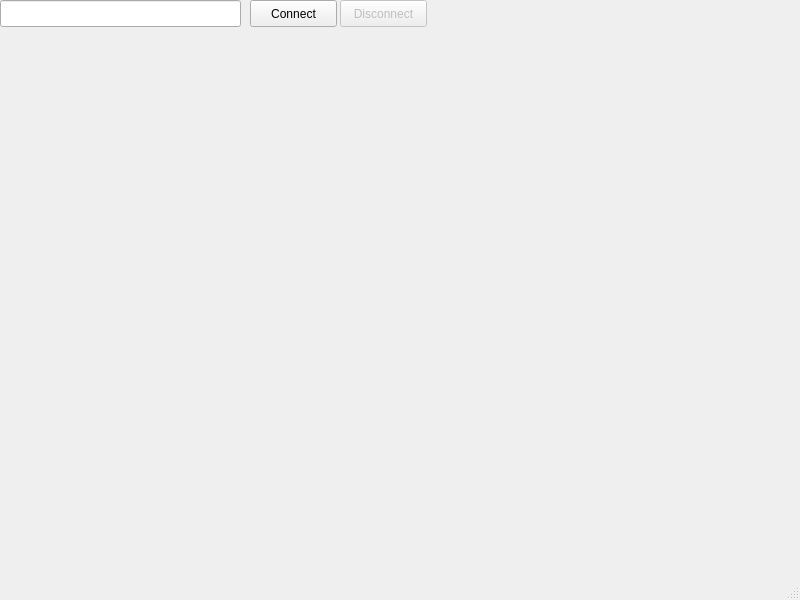
bugulo/mqtt-explorer, file src/explorer.ui: the form before one commit.
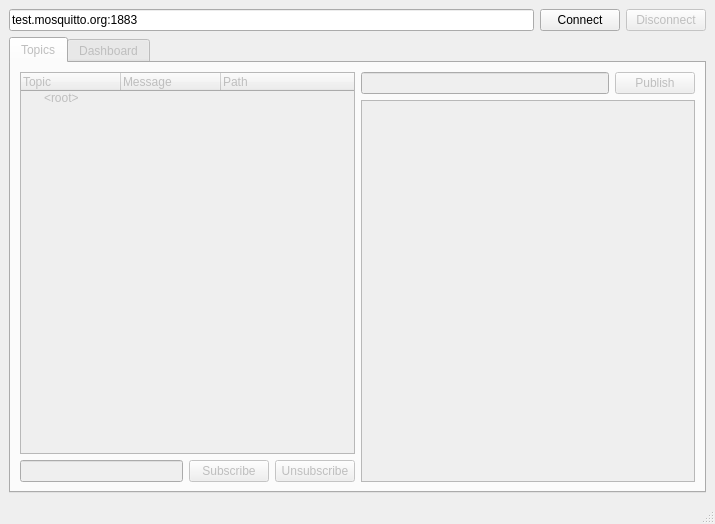
The form after the commit.

Commit message: Implement MQTT communication and simple UI

```diff
--- a/src/explorer.ui
+++ b/src/explorer.ui
@@ -6,53 +6,159 @@
    <rect>
     <x>0</x>
     <y>0</y>
-    <width>800</width>
-    <height>600</height>
+    <width>715</width>
+    <height>524</height>
    </rect>
   </property>
   <property name="windowTitle">
    <string>MainWindow</string>
   </property>
   <widget class="QWidget" name="centralwidget">
-   <widget class="QLineEdit" name="inputServerAddress">
-    <property name="geometry">
-     <rect>
-      <x>0</x>
-      <y>0</y>
-      <width>241</width>
-      <height>27</height>
-     </rect>
-    </property>
-   </widget>
-   <widget class="QPushButton" name="buttonConnect">
-    <property name="geometry">
-     <rect>
-      <x>250</x>
-      <y>0</y>
-      <width>87</width>
-      <height>27</height>
-     </rect>
-    </property>
-    <property name="text">
-     <string>Connect</string>
-    </property>
-   </widget>
-   <widget class="QPushButton" name="buttonDisconnect">
-    <property name="enabled">
-     <bool>false</bool>
-    </property>
-    <property name="geometry">
-     <rect>
-      <x>340</x>
-      <y>0</y>
-      <width>87</width>
-      <height>27</height>
-     </rect>
-    </property>
-    <property name="text">
-     <string>Disconnect</string>
-    </property>
-   </widget>
+   <layout class="QGridLayout" name="gridLayout">
+    <item row="0" column="1">
+     <layout class="QHBoxLayout" name="horizontalLayout">
+      <item>
+       <widget class="QLineEdit" name="inputServerAddress">
+        <property name="text">
+         <string>test.mosquitto.org:1883</string>
+        </property>
+       </widget>
+      </item>
+      <item>
+       <widget class="QPushButton" name="buttonConnect">
+        <property name="text">
+         <string>Connect</string>
+        </property>
+       </widget>
+      </item>
+      <item>
+       <widget class="QPushButton" name="buttonDisconnect">
+        <property name="enabled">
+         <bool>false</bool>
+        </property>
+        <property name="text">
+         <string>Disconnect</string>
+        </property>
+       </widget>
+      </item>
+     </layout>
+    </item>
+    <item row="1" column="1">
+     <widget class="QTabWidget" name="tabWidget">
+      <property name="enabled">
+       <bool>false</bool>
+      </property>
+      <property name="currentIndex">
+       <number>0</number>
+      </property>
+      <widget class="QWidget" name="tab_11">
+       <attribute name="title">
+        <string>Topics</string>
+       </attribute>
+       <layout class="QGridLayout" name="gridLayout_5">
+        <item row="0" column="0">
+         <layout class="QGridLayout" name="gridLayout_4">
+          <item row="0" column="2">
+           <layout class="QHBoxLayout" name="horizontalLayout_2">
+            <item>
+             <layout class="QVBoxLayout" name="verticalLayout_2">
+              <item>
+               <layout class="QHBoxLayout" name="horizontalLayout_7">
+                <item>
+                 <widget class="QLineEdit" name="inputPublishMessage"/>
+                </item>
+                <item>
+                 <widget class="QPushButton" name="buttonPublish">
+                  <property name="text">
+                   <string>Publish</string>
+                  </property>
+                 </widget>
+                </item>
+               </layout>
+              </item>
+              <item>
+               <widget class="QListWidget" name="listWidget"/>
+              </item>
+             </layout>
+            </item>
+           </layout>
+          </item>
+          <item row="0" column="0">
+           <layout class="QVBoxLayout" name="verticalLayout_4">
+            <item>
+             <widget class="QTreeWidget" name="treeWidget">
+              <property name="expandsOnDoubleClick">
+               <bool>false</bool>
+              </property>
+              <property name="columnCount">
+               <number>3</number>
+              </property>
+              <column>
+               <property name="text">
+                <string notr="true">Topic</string>
+               </property>
+              </column>
+              <column>
+               <property name="text">
+                <string>Message</string>
+               </property>
+              </column>
+              <column>
+               <property name="text">
+                <string>Path</string>
+               </property>
+              </column>
+              <item>
+               <property name="text">
+                <string>&lt;root&gt;</string>
+               </property>
+               <property name="text">
+                <string/>
+               </property>
+               <property name="text">
+                <string/>
+               </property>
+              </item>
+             </widget>
+            </item>
+            <item>
+             <layout class="QHBoxLayout" name="horizontalLayout_5">
+              <item>
+               <widget class="QLineEdit" name="inputSubscribeTopic"/>
+              </item>
+              <item>
+               <widget class="QPushButton" name="buttonSubscribe">
+                <property name="text">
+                 <string>Subscribe</string>
+                </property>
+               </widget>
+              </item>
+              <item>
+               <widget class="QPushButton" name="pushButton">
+                <property name="enabled">
+                 <bool>false</bool>
+                </property>
+                <property name="text">
+                 <string>Unsubscribe</string>
+                </property>
+               </widget>
+              </item>
+             </layout>
+            </item>
+           </layout>
+          </item>
+         </layout>
+        </item>
+       </layout>
+      </widget>
+      <widget class="QWidget" name="tab_12">
+       <attribute name="title">
+        <string>Dashboard</string>
+       </attribute>
+      </widget>
+     </widget>
+    </item>
+   </layout>
   </widget>
   <widget class="QMenuBar" name="menubar">
    <property name="geometry">
```
Left out of the diff: 2 changed lines with no effect on the pictures. The commit also changes 6 other files.
